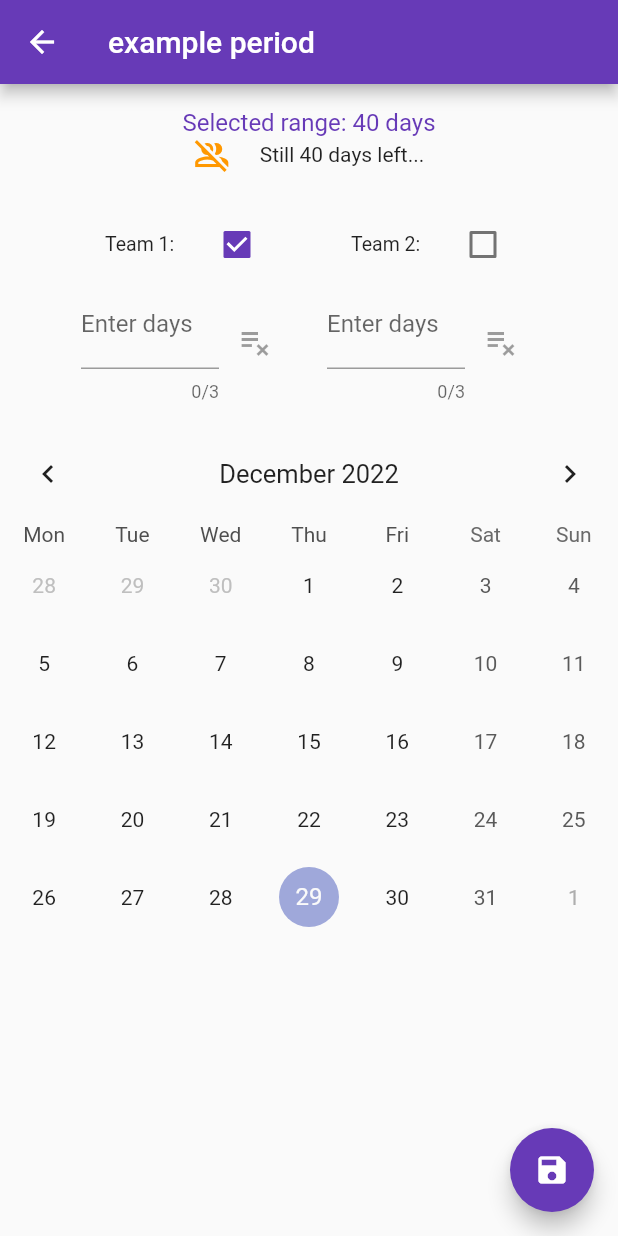
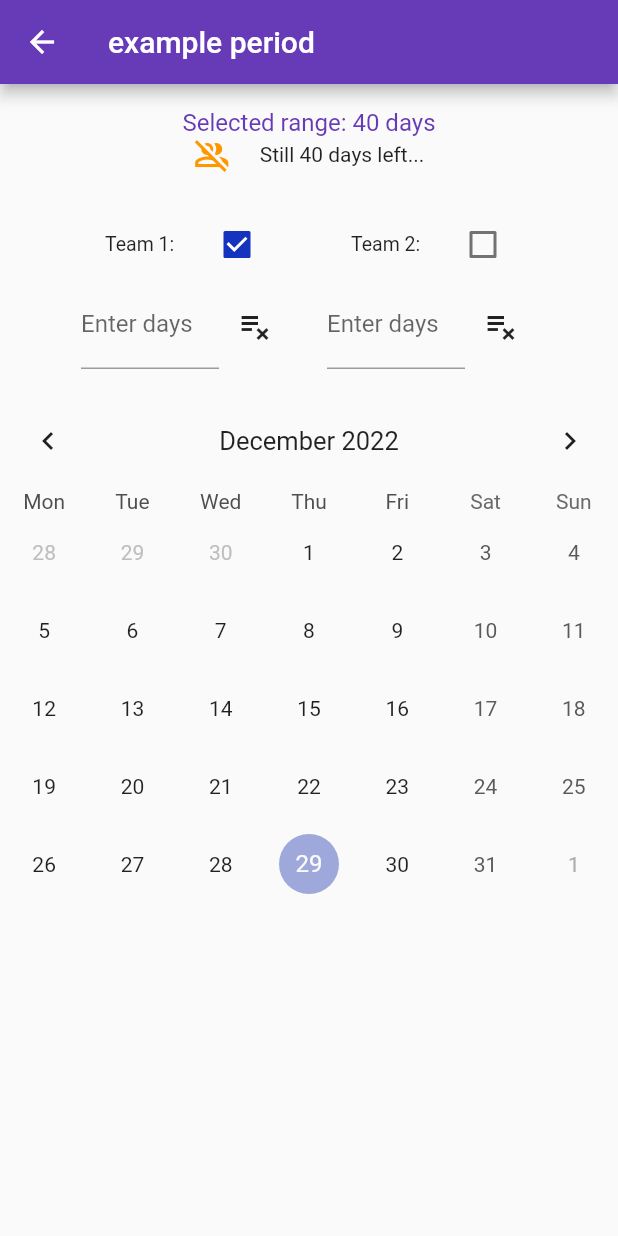
Before and after one commit to Hector-SaTe/year_planner, a Flutter app: the ShowPeriod screen opened directly, on a phone screen of 412 x 824 dp. Run offline on Flutter 3.47's test engine with Material 2 defaults, Android fonts, the phone set to English and light mode, and no system bars; drawn by our look-alikes of table_calendar; our stand-ins replace flutter_hooks, hooks_riverpod.

Commit message:
teams with colors

```diff
--- a/lib/main.dart
+++ b/lib/main.dart
@@ -81,6 +81,7 @@ class PeriodListItem extends ConsumerWidget {
     final period =
         ref.watch(periodListProvider.select((list) => list[periodIndex]));
     final Duration duration = period.endRange.difference(period.startRange);
+
     return ListTile(
       leading: const Padding(
         padding: EdgeInsets.all(4.0),
@@ -89,6 +90,7 @@ class PeriodListItem extends ConsumerWidget {
       title: Text(period.title),
       trailing: Text("${duration.inDays} days"),
       onTap: () {
+        //print("position $periodIndex : ${period.teamDays}");
         ref.read(selectedItemIndex.notifier).state = periodIndex;
         Navigator.push(
           context,
--- a/lib/screens/show_period.dart
+++ b/lib/screens/show_period.dart
@@ -8,12 +8,16 @@ import 'package:year_planner/providers.dart';
 
 import '../utils.dart';
 
-// Private Model
-late List<Set<DateTime>> _teamDays;
 // Private Providers
 final _daysInTeam =
     StateProvider.autoDispose<List<int>>(((ref) => [0, 0, 0, 0]));
 final _activatedTeam = StateProvider.autoDispose<int>(((ref) => 0));
+final _teamColors = Provider.autoDispose((ref) => [
+      const Color.fromARGB(255, 20, 51, 191),
+      const Color.fromARGB(255, 5, 137, 25),
+      const Color.fromARGB(255, 134, 15, 84),
+      const Color.fromARGB(255, 203, 157, 16)
+    ]);
 
 class ShowPeriod extends StatefulHookConsumerWidget {
   const ShowPeriod({super.key});
@@ -33,37 +37,36 @@ class _ShowPeriodState extends ConsumerState<ShowPeriod> {
     final period =
         ref.read(periodListProvider.select((list) => list[periodIndex]));
     _focusedDay = period.startRange;
-    if (period.teamDays.isNotEmpty) {
-      for (var i = 0; i < period.teamDays.length; i++) {
-        _teamDays[i] = {...period.teamDays[i]};
-      }
-    } else {
-      _teamDays = List.generate(
+    if (period.teamDays.isEmpty) {
+      final definedList = List.generate(
           4,
           ((index) => LinkedHashSet<DateTime>(
                 equals: isSameDay,
                 hashCode: getHashCode,
               )),
           growable: false);
+      ref.read(periodListProvider.notifier).addInfoAt(periodIndex, definedList);
     }
     super.initState();
   }
 
   @override
   Widget build(BuildContext context) {
+    final teamColors = ref.watch(_teamColors);
     final team = ref.watch(_activatedTeam);
     final periodIndex = ref.watch(selectedItemIndex);
     final period =
         ref.watch(periodListProvider.select((list) => list[periodIndex]));
+    final teamDays = period.teamDays;
 
     void onDaySelected(DateTime selectedDay, DateTime focusedDay) {
       setState(() {
         _focusedDay = focusedDay;
         // Update values in a Set
-        if (_teamDays[team].contains(selectedDay)) {
-          _teamDays[team].remove(selectedDay);
+        if (teamDays[team].contains(selectedDay)) {
+          teamDays[team].remove(selectedDay);
         } else {
-          _teamDays[team].add(selectedDay);
+          teamDays[team].add(selectedDay);
         }
       });
     }
@@ -71,16 +74,6 @@ class _ShowPeriodState extends ConsumerState<ShowPeriod> {
     return GestureDetector(
       onTap: () => FocusScope.of(context).unfocus(),
       child: Scaffold(
-        floatingActionButton: FloatingActionButton(
-          //backgroundColor: deactivated ? Colors.grey : null,
-          onPressed: () {
-            ref
-                .read(periodListProvider.notifier)
-                .addInfoAt(periodIndex, _teamDays);
-          },
-          tooltip: 'save changes',
-          child: const Icon(Icons.save),
-        ),
         appBar: AppBar(
           //leading: const Image(image: AssetImage("assets/icon_2_front.png")),
           title: Text(period.title),
@@ -95,15 +88,14 @@ class _ShowPeriodState extends ConsumerState<ShowPeriod> {
               firstDay: period.startRange,
               lastDay: period.endRange,
               focusedDay: _focusedDay,
-              selectedDayPredicate: (day) => _teamDays[team].contains(day),
+              selectedDayPredicate: (day) => teamDays[team].contains(day),
               onDaySelected: onDaySelected,
               onPageChanged: (focusedDay) => _focusedDay = focusedDay,
               headerStyle: const HeaderStyle(
                   formatButtonVisible: false, titleCentered: true),
-              calendarStyle: const CalendarStyle(
+              calendarStyle: CalendarStyle(
                   selectedDecoration: BoxDecoration(
-                      color: Color.fromARGB(255, 134, 15, 84),
-                      shape: BoxShape.circle)),
+                      color: teamColors[team], shape: BoxShape.circle)),
             ),
           ],
         ),
@@ -124,7 +116,10 @@ class TeamsWidget extends HookConsumerWidget {
     final Duration periodDuration =
         period.endRange.difference(period.startRange);
     final daysInTeam = ref.watch(_daysInTeam);
-    final activatedTeam = ref.watch(_activatedTeam);
+    final team = ref.watch(_activatedTeam);
+    final teamDays = period.teamDays;
+    final teamColors = ref.watch(_teamColors);
+
     final int daysLeft =
         periodDuration.inDays - daysInTeam.reduce((a, b) => a + b);
 
@@ -174,8 +169,9 @@ class TeamsWidget extends HookConsumerWidget {
                   child: Column(
                     children: [
                       CheckboxListTile(
+                        activeColor: teamColors[j],
                         dense: true,
-                        value: j == activatedTeam,
+                        value: j == team,
                         onChanged: (value) {
                           ref.read(_activatedTeam.notifier).state = j;
                         },
@@ -185,7 +181,6 @@ class TeamsWidget extends HookConsumerWidget {
                         children: [
                           Flexible(
                             child: TextField(
-                              maxLength: 3,
                               decoration: const InputDecoration(
                                 labelText: 'Enter days',
                               ),
@@ -198,9 +193,14 @@ class TeamsWidget extends HookConsumerWidget {
                               },
                             ),
                           ),
-                          const IconButton(
-                            icon: Icon(Icons.playlist_remove),
-                            onPressed: null,
+                          IconButton(
+                            icon: const Icon(Icons.playlist_remove),
+                            onPressed: () {
+                              teamDays[team].clear();
+                              // A trick to force rebuild
+                              final int i = j != 0 ? 0 : 1;
+                              ref.read(_activatedTeam.notifier).state = i;
+                            },
                           ),
                         ],
                       ),
```
